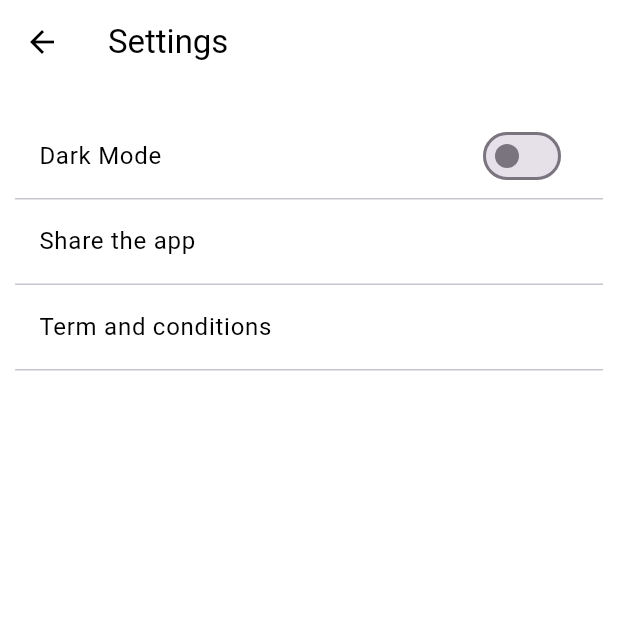
After one commit to Tusifu/book-library, a Flutter app: the screen it shows after launch, after a tap on an icon or button, on a phone screen of 412 x 824 dp, the top half of it. The commit adds this screen. Run offline on Flutter 3.47's test engine with Material 3 defaults, Android fonts, the phone set to English and light mode, and no system bars; our stand-ins replace font_awesome_flutter, google_fonts, sqflite; accounts and stored records are empty.

Commit message:
add settings page

```diff
--- a/lib/screens/homePage.dart
+++ b/lib/screens/homePage.dart
@@ -1,6 +1,7 @@
 import 'package:ebook_app/models/Book.dart';
 import 'package:ebook_app/screens/addBookPage.dart';
 import 'package:ebook_app/screens/detailsPage.dart';
+import 'package:ebook_app/screens/settingsPage.dart';
 import 'package:ebook_app/screens/updateBookPage.dart';
 import 'package:ebook_app/services/BookService.dart';
 import 'package:flutter/material.dart';
@@ -15,8 +16,6 @@ class HomePage extends StatefulWidget {
 }
 
 class _HomePageState extends State<HomePage> {
-  String name = "Leila";
-
   List<Book> _books = [];
   List<Book> _filteredBooks = [];
 
@@ -103,9 +102,15 @@ class _HomePageState extends State<HomePage> {
                                 fontWeight: FontWeight.bold,
                               ),
                             ),
-                            Row(
-                              children: [
-                                Padding(
+                            InkWell(
+                              onTap: () {
+                                Navigator.push(
+                                  context,
+                                  MaterialPageRoute(
+                                      builder: (context) => SettingsPage()),
+                                );
+                              },
+                              child: Padding(
                                 padding: EdgeInsets.symmetric(
                                   horizontal: size.width * 0.05,
                                 ),
@@ -113,12 +118,10 @@ class _HomePageState extends State<HomePage> {
                                   //notifications
                                   FontAwesomeIcons.gear,
                                   size: size.height * 0.03,
-                                    color: isDarkMode
-                                        ? Colors.white
-                                        : Colors.black,
+                                  color:
+                                      isDarkMode ? Colors.white : Colors.black,
                                 ),
                               ),
-                              ],
                             ),
                           ],
                         ),
--- /dev/null
+++ b/lib/screens/settingsPage.dart
@@ -0,0 +1,94 @@
+import 'package:flutter/material.dart';
+
+class SettingsPage extends StatefulWidget {
+  const SettingsPage({Key? key}) : super(key: key);
+
+  @override
+  _SettingsPageState createState() => _SettingsPageState();
+}
+
+class _SettingsPageState extends State<SettingsPage> {
+  bool _darkModeEnabled = false; // Track dark mode state
+
+  @override
+  Widget build(BuildContext context) {
+    Size size = MediaQuery.of(context).size;
+    var brightness = MediaQuery.of(context).platformBrightness;
+    bool isDarkMode = brightness == Brightness.dark;
+
+    return Scaffold(
+      appBar: AppBar(
+        title: Text(
+          'Settings',
+          style: TextStyle(
+            color: isDarkMode ? Colors.white : Colors.black,
+          ),
+        ),
+        backgroundColor: isDarkMode ? Colors.black : Colors.white,
+        iconTheme: IconThemeData(
+          color: isDarkMode ? Colors.white : Colors.black,
+        ),
+      ),
+      body: Center(
+        child: Container(
+          height: size.height,
+          width: size.width,
+          decoration: BoxDecoration(
+            color: isDarkMode ? Colors.black.withOpacity(0.95) : Colors.white,
+          ),
+          child: SafeArea(
+            child: ListView(
+              padding: EdgeInsets.symmetric(vertical: 20, horizontal: 10),
+              children: [
+                ListTile(
+                  title: Text(
+                    'Dark Mode',
+                    style: TextStyle(
+                      color: isDarkMode ? Colors.white : Colors.black,
+                    ),
+                  ),
+                  trailing: Switch(
+                    value: _darkModeEnabled,
+                    onChanged: (value) {
+                      setState(() {
+                        _darkModeEnabled = value;
+                        // TODO: Implement dark mode toggle logic here
+                      });
+                    },
+                  ),
+                ),
+                Divider(height: 1, thickness: 1),
+                // Add other settings options here
+                ListTile(
+                  title: Text(
+                    'Share the app',
+                    style: TextStyle(
+                      color: isDarkMode ? Colors.white : Colors.black,
+                    ),
+                  ),
+                  onTap: () {
+                    // TODO: Implement action for option 1
+                  },
+                ),
+                Divider(height: 1, thickness: 1),
+                ListTile(
+                  title: Text(
+                    'Term and conditions',
+                    style: TextStyle(
+                      color: isDarkMode ? Colors.white : Colors.black,
+                    ),
+                  ),
+                  onTap: () {
+                    // TODO: Implement action for option 2
+                  },
+                ),
+                Divider(height: 1, thickness: 1),
+                // Add more settings options as needed
+              ],
+            ),
+          ),
+        ),
+      ),
+    );
+  }
+}
```
Also changed, not shown: pubspec.lock. Lines whose indentation alone changed are shown as unchanged.
